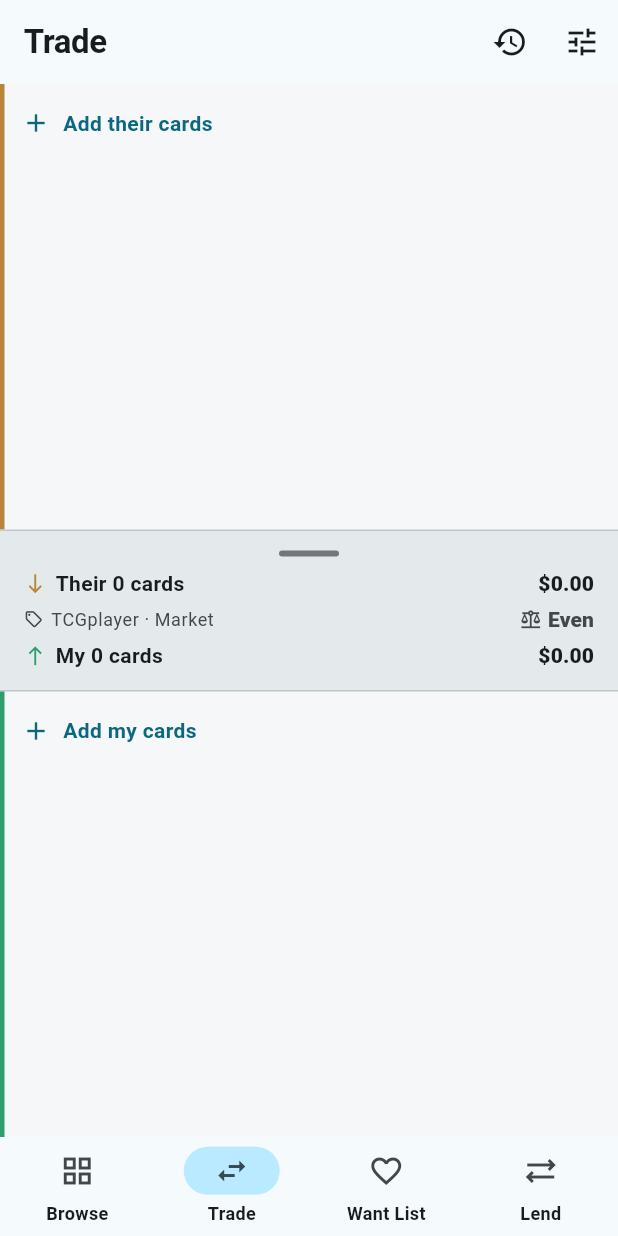
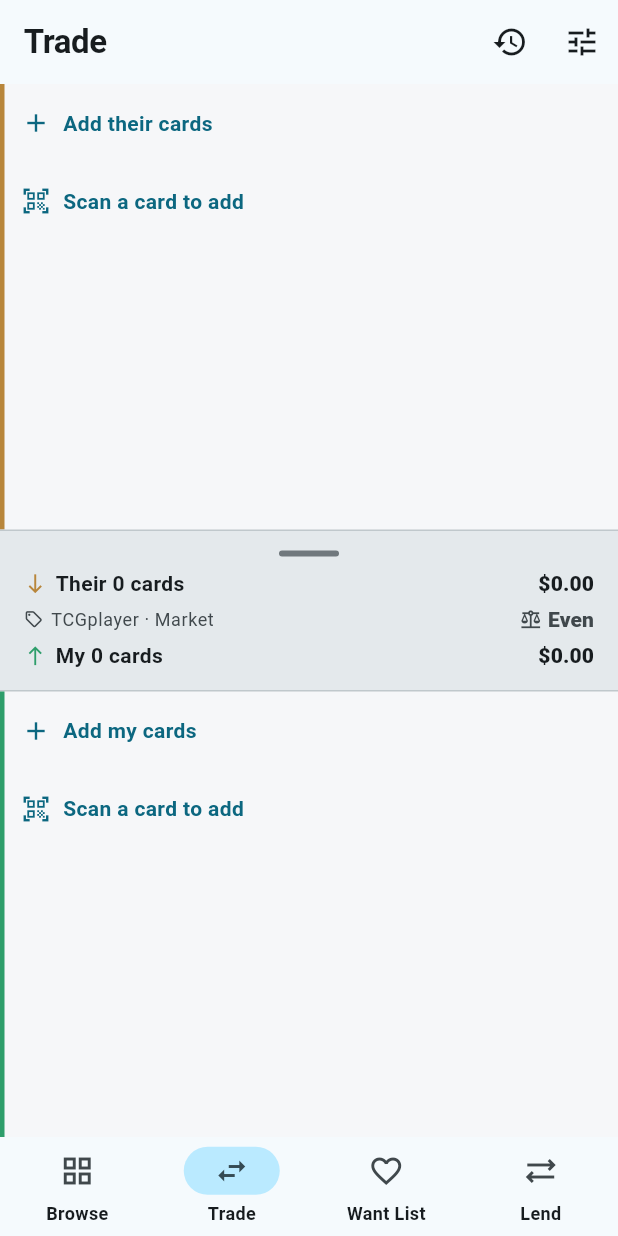
Before and after one commit to MXTradeApps/rifttrades, a Flutter app: the screen it shows after launch, item 2 of the bottom bar chosen, on a phone screen of 412 x 824 dp. Run offline on Flutter 3.47's test engine with Material 3 defaults, Android fonts, the phone set to English and light mode, and no system bars; our stand-ins replace cached_network_image, camera, fl_chart, flutter_riverpod, shared_preferences, supabase_flutter; missing offline and left inert: google_mlkit_text_recognition; accounts and stored records are empty.

Commit message:
feat(trade): scan a card to add to a trade side
Add a "Scan a card to add" row alongside the inline "Add" row on each
trade side. ScanScreen gains a pick mode (ScanScreen.pick) that returns
the chosen printing via Navigator.pop, and the trade side adds it. Reuses
the shared AddListRow for both actions.

Co-authored-by: Cursor <cursoragent@cursor.com>

```diff
--- a/app/lib/features/scan/scan_screen.dart
+++ b/app/lib/features/scan/scan_screen.dart
@@ -14,7 +14,18 @@ import '../card_detail/card_detail_screen.dart';
 final _collectorRegex = RegExp(r'\b(\d{1,3})\s*/\s*(\d{1,3})\b');
 
 class ScanScreen extends ConsumerStatefulWidget {
-  const ScanScreen({super.key});
+  const ScanScreen({super.key, this.pickMode = false});
+
+  /// When true, tapping a match returns that [CardModel] via [Navigator.pop]
+  /// instead of showing the add-to actions. Used to scan-to-add from a trade.
+  final bool pickMode;
+
+  /// Opens the scanner as a picker and resolves with the chosen card (or null).
+  static Future<CardModel?> pick(BuildContext context) {
+    return Navigator.of(context).push<CardModel>(
+      MaterialPageRoute(builder: (_) => const ScanScreen(pickMode: true)),
+    );
+  }
 
   @override
   ConsumerState<ScanScreen> createState() => _ScanScreenState();
@@ -170,7 +181,7 @@ class _ScanScreenState extends ConsumerState<ScanScreen>
   Widget build(BuildContext context) {
     return Scaffold(
       appBar: AppBar(
-        title: const Text('Scan'),
+        title: Text(widget.pickMode ? 'Scan a card to add' : 'Scan'),
         actions: [
           IconButton(
             icon: const Icon(Icons.keyboard),
@@ -287,6 +298,14 @@ class _ScanScreenState extends ConsumerState<ScanScreen>
       separatorBuilder: (_, _) => const Divider(height: 1, indent: 72),
       itemBuilder: (context, i) {
         final card = _matches[i];
+        if (widget.pickMode) {
+          return CardRow(
+            card: card,
+            priceLabel: pricing.priceLabel(card),
+            trailing: const Icon(Icons.add_circle),
+            onTap: () => Navigator.of(context).pop(card),
+          );
+        }
         return CardRow(
           card: card,
           priceLabel: pricing.priceLabel(card),
--- a/app/lib/features/trade/trade_screen.dart
+++ b/app/lib/features/trade/trade_screen.dart
@@ -9,6 +9,7 @@ import '../../core/models/app_settings.dart';
 import '../../core/models/card_model.dart';
 import '../../core/models/trade.dart';
 import '../../core/providers.dart';
+import '../scan/scan_screen.dart';
 import '../search/card_picker.dart';
 import 'trade_history_screen.dart';
 
@@ -141,6 +142,13 @@ Future<void> _pick(BuildContext context, WidgetRef ref, TradeSide side) async {
   }
 }
 
+Future<void> _scan(BuildContext context, WidgetRef ref, TradeSide side) async {
+  final card = await ScanScreen.pick(context);
+  if (card != null) {
+    ref.read(tradeDraftProvider.notifier).addCard(side, card);
+  }
+}
+
 /// One scrollable, always-visible side of the trade with an "Add …" footer row.
 class _TradeSideList extends ConsumerWidget {
   const _TradeSideList({
@@ -161,7 +169,6 @@ class _TradeSideList extends ConsumerWidget {
 
   @override
   Widget build(BuildContext context, WidgetRef ref) {
-    final theme = Theme.of(context);
     final notifier = ref.read(tradeDraftProvider.notifier);
     final catalog = ref.watch(catalogProvider).asData?.value ?? const [];
     return DecoratedBox(
@@ -183,24 +190,14 @@ class _TradeSideList extends ConsumerWidget {
               onTap: () => _editFinish(
                   context, ref, side, item, oppositeFinish(catalog, item.card)),
             ),
-          InkWell(
+          AddListRow(
+            label: addLabel,
             onTap: () => _pick(context, ref, side),
-            child: Padding(
-              padding: const EdgeInsets.symmetric(horizontal: 14, vertical: 16),
-              child: Row(
-                children: [
-                  Icon(Icons.add, size: 20, color: theme.colorScheme.primary),
-                  const SizedBox(width: 8),
-                  Text(
-                    addLabel,
-                    style: theme.textTheme.bodyMedium?.copyWith(
-                      color: theme.colorScheme.primary,
-                      fontWeight: FontWeight.w600,
-                    ),
-                  ),
-                ],
-              ),
-            ),
+          ),
+          AddListRow(
+            label: 'Scan a card to add',
+            icon: Icons.qr_code_scanner,
+            onTap: () => _scan(context, ref, side),
           ),
         ],
       ),
```
